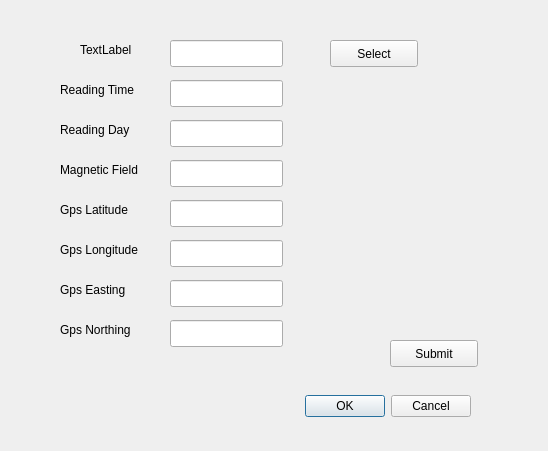
Before: the Qt Designer form ui_elements/select_column_dialog.ui in franktb/MagnetometryGui, drawn with Qt 5.
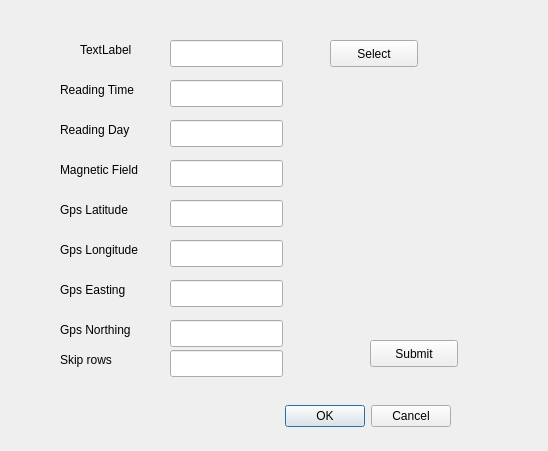
After: the same form once the commit is applied.

Diff of the .ui file:
```diff
--- a/ui_elements/select_column_dialog.ui
+++ b/ui_elements/select_column_dialog.ui
@@ -16,8 +16,8 @@
   <widget class="QDialogButtonBox" name="buttonBox">
    <property name="geometry">
     <rect>
-     <x>130</x>
-     <y>390</y>
+     <x>110</x>
+     <y>400</y>
      <width>341</width>
      <height>32</height>
     </rect>
@@ -229,7 +229,7 @@
   <widget class="QPushButton" name="submitButton">
    <property name="geometry">
     <rect>
-     <x>390</x>
+     <x>370</x>
      <y>340</y>
      <width>88</width>
      <height>27</height>
@@ -239,6 +239,29 @@
     <string>Submit</string>
    </property>
   </widget>
+  <widget class="QLineEdit" name="lineEdit_skipHeaderRows">
+   <property name="geometry">
+    <rect>
+     <x>170</x>
+     <y>350</y>
+     <width>113</width>
+     <height>27</height>
+    </rect>
+   </property>
+  </widget>
+  <widget class="QLabel" name="label_9">
+   <property name="geometry">
+    <rect>
+     <x>60</x>
+     <y>350</y>
+     <width>101</width>
+     <height>19</height>
+    </rect>
+   </property>
+   <property name="text">
+    <string>Skip rows</string>
+   </property>
+  </widget>
  </widget>
  <resources/>
  <connections>
```
